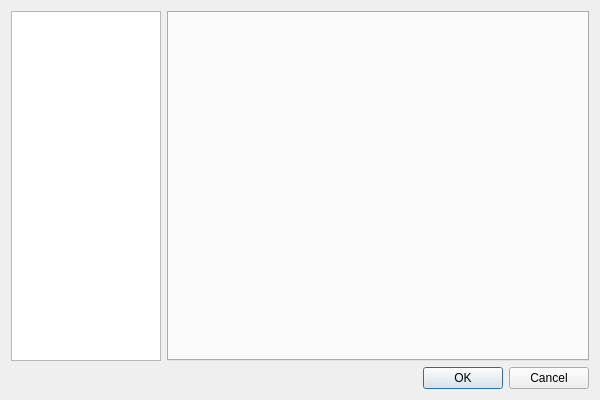
Old version of the form source/optiondialogwithlist.ui in the repository seasea128/SpecTech.
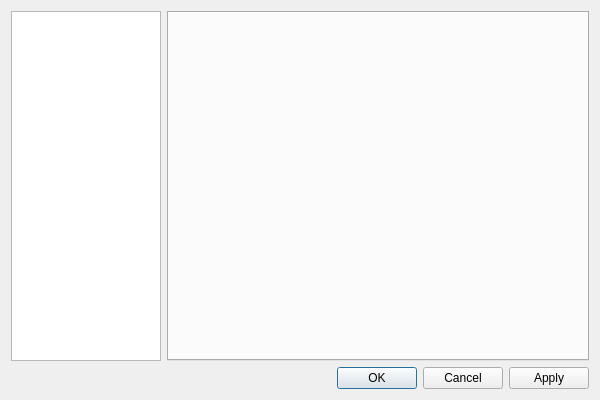
New version of the form.

Diff of the .ui file:
```diff
--- a/source/optiondialogwithlist.ui
+++ b/source/optiondialogwithlist.ui
@@ -70,7 +70,7 @@
         <enum>Qt::Orientation::Horizontal</enum>
        </property>
        <property name="standardButtons">
-        <set>QDialogButtonBox::StandardButton::Cancel|QDialogButtonBox::StandardButton::Ok</set>
+        <set>QDialogButtonBox::StandardButton::Apply|QDialogButtonBox::StandardButton::Cancel|QDialogButtonBox::StandardButton::Ok</set>
        </property>
       </widget>
      </item>
```
